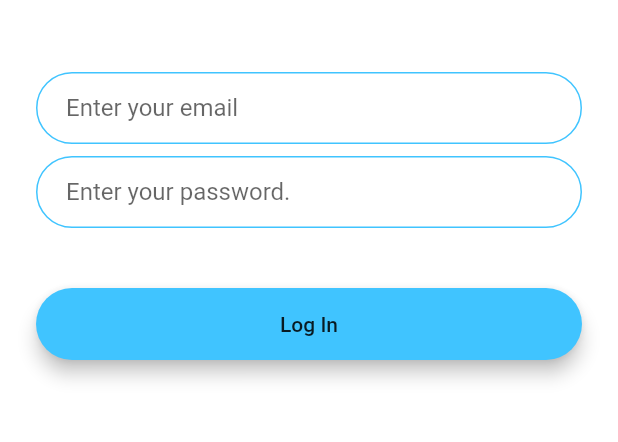
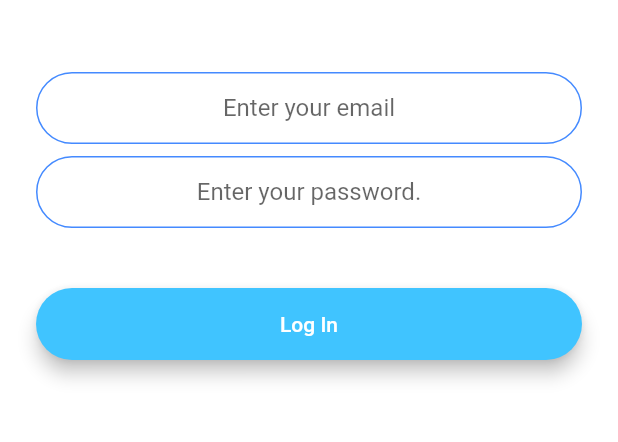
Before and after one commit to moidrees/flutter_demo_app, a Flutter app: the WelcomeScreen screen opened by its route, after a tap on "Log In", on a phone screen of 412 x 824 dp, the part 576-1018 px from its top. Run offline on Flutter 3.47's test engine with Material 2 defaults, Android fonts, the phone set to English and light mode, and no system bars; our stand-ins replace animated_text_kit, audioplayers, cloud_firestore, firebase_auth, firebase_core, flutter_spinkit and 4 more; accounts and stored records are empty; project files that could hold a hidden picture were left out.

Commit message:
++ flash chat implementation.

```diff
--- /dev/null
+++ b/lib/pages/flashChat/components/rounded_button.dart
@@ -0,0 +1,33 @@
+import 'package:flutter/material.dart';
+
+import '../../../utils/routes.dart';
+
+class RoundedButton extends StatelessWidget {
+
+  final String? title;
+  final Color? color;
+  final VoidCallback? onPress;
+
+  RoundedButton({required this.onPress, required this.title, required this.color});
+
+  @override
+  Widget build(BuildContext context) {
+    return Padding(
+      padding: const EdgeInsets.symmetric(vertical: 16.0),
+      child: Material(
+        color: color,
+        borderRadius: BorderRadius.circular(30.0),
+        elevation: 5.0,
+        child: MaterialButton(
+          onPressed: onPress,
+          minWidth: 200.0,
+          height: 42.0,
+          child: Text(
+            title!,
+            style: const TextStyle(color: Colors.white),
+          ),
+        ),
+      ),
+    );
+  }
+}
--- a/lib/pages/flashChat/screens/login_screen.dart
+++ b/lib/pages/flashChat/screens/login_screen.dart
@@ -1,6 +1,10 @@
+import 'package:first_demo_app/utils/constants.dart';
 import 'package:flutter/material.dart';
 
 import '../../../utils/routes.dart';
+import '../components/rounded_button.dart';
+import 'package:firebase_auth/firebase_auth.dart';
+import 'package:modal_progress_hud/modal_progress_hud.dart';
 
 class LoginScreen extends StatefulWidget {
   const LoginScreen({Key? key}) : super(key: key);
@@ -9,11 +13,18 @@ class LoginScreen extends StatefulWidget {
 }
 
 class _LoginScreenState extends State<LoginScreen> {
+  final _auth = FirebaseAuth.instance;
+  late String email;
+  late String password;
+  bool showSpinner = false;
+
   @override
   Widget build(BuildContext context) {
     return Scaffold(
       backgroundColor: Colors.white,
-      body: Padding(
+      body: ModalProgressHUD(
+        inAsyncCall: showSpinner,
+        child: Padding(
           padding: const EdgeInsets.symmetric(horizontal: 24.0),
           child: Column(
             mainAxisAlignment: MainAxisAlignment.center,
@@ -26,73 +37,58 @@ class _LoginScreenState extends State<LoginScreen> {
                   child: Image.asset('images/logo.png'),
                 ),
               ),
-            const SizedBox(height: 48.0,),
+              const SizedBox(
+                height: 48.0,
+              ),
               TextField(
+                textAlign: TextAlign.center,
+                keyboardType: TextInputType.emailAddress,
                 onChanged: (value) {
-                //Do something with the user input.
+                  email = value;
                 },
-              decoration: const InputDecoration(
+                decoration: kTextFieldDecoration.copyWith(
                   hintText: 'Enter your email',
-                contentPadding:
-                    EdgeInsets.symmetric(vertical: 10.0, horizontal: 20.0),
-                border: OutlineInputBorder(
-                  borderRadius: BorderRadius.all(Radius.circular(32.0)),
-                ),
-
-                enabledBorder: OutlineInputBorder(
-                  borderSide:
-                      BorderSide(color: Colors.lightBlueAccent, width: 1.0),
-                  borderRadius: BorderRadius.all(Radius.circular(32.0)),
-                ),
-                focusedBorder: OutlineInputBorder(
-                  borderSide:
-                      BorderSide(color: Colors.lightBlueAccent, width: 2.0),
-                  borderRadius: BorderRadius.all(Radius.circular(32.0)),
                 ),
               ),
+              const SizedBox(
+                height: 8.0,
               ),
-            const SizedBox(height: 8.0,),
               TextField(
+                obscureText: true,
+                textAlign: TextAlign.center,
                 onChanged: (value) {
-                //Do something with the user input.
+                  password = value;
                 },
-              decoration: const InputDecoration(
+                decoration: kTextFieldDecoration.copyWith(
                   hintText: 'Enter your password.',
-                contentPadding:
-                    EdgeInsets.symmetric(vertical: 10.0, horizontal: 20.0),
-                border: OutlineInputBorder(
-                  borderRadius: BorderRadius.all(Radius.circular(32.0)),
-                ),
-                enabledBorder: OutlineInputBorder(
-                  borderSide:
-                      BorderSide(color: Colors.lightBlueAccent, width: 1.0),
-                  borderRadius: BorderRadius.all(Radius.circular(32.0)),
-                ),
-                focusedBorder: OutlineInputBorder(
-                  borderSide:
-                      BorderSide(color: Colors.lightBlueAccent, width: 2.0),
-                  borderRadius: BorderRadius.all(Radius.circular(32.0)),
                 ),
               ),
+              const SizedBox(
+                height: 24.0,
               ),
-            const SizedBox(height: 24.0,),
-            Padding(
-              padding: const EdgeInsets.symmetric(vertical: 16.0),
-              child: Material(
+              RoundedButton(
+                onPress: () async {
+                  setState(() {
+                    showSpinner = true;
+                  });
+                  try {
+                    final user = await _auth.signInWithEmailAndPassword(
+                        email: email, password: password);
+                    if (user != null) {
+                      Navigator.pushNamed(context, AppRoutes.chatScreenRoute);
+                    }
+                    setState(() {
+                      showSpinner = false;
+                    });
+                  } catch(e) {
+                    print(e);
+                  }
+                },
+                title: 'Log In',
                 color: Colors.lightBlueAccent,
-                borderRadius: const BorderRadius.all(Radius.circular(30.0)),
-                elevation: 5.0,
-                child: MaterialButton(
-                  onPressed: () {
-                    Navigator.pushNamed(context, AppRoutes.chatScreenRoute);
-                  },
-                  minWidth: 200.0,
-                  height: 42.0,
-                  child: const Text('Log In',),
-                ),
-              ),
               ),
             ],
+          ),
         ),
       ),
     );
--- a/lib/pages/flashChat/screens/welcome_screen.dart
+++ b/lib/pages/flashChat/screens/welcome_screen.dart
@@ -1,13 +1,38 @@
 import 'package:flutter/material.dart';
+import 'package:animated_text_kit/animated_text_kit.dart';
 
 import '../../../utils/routes.dart';
+import '../components/rounded_button.dart';
 
 class WelcomeScreen extends StatefulWidget {
   @override
   _WelcomeScreenState createState() => _WelcomeScreenState();
 }
 
-class _WelcomeScreenState extends State<WelcomeScreen> {
+class _WelcomeScreenState extends State<WelcomeScreen>
+    with SingleTickerProviderStateMixin {
+  late AnimationController controller;
+  late Animation animation;
+
+  @override
+  void initState() {
+    super.initState();
+    controller = AnimationController(
+        duration: const Duration(seconds: 1), vsync: this, upperBound: 100);
+    controller.forward();
+    animation = CurvedAnimation(parent: controller, curve: Curves.decelerate);
+    controller.addListener(() {
+      setState(() {});
+      print(controller.value);
+    });
+  }
+
+  @override
+  void dispose() {
+    super.dispose();
+    controller.dispose();
+  }
+
   @override
   Widget build(BuildContext context) {
     return Scaffold(
@@ -27,47 +52,32 @@ class _WelcomeScreenState extends State<WelcomeScreen> {
                     height: 60.0,
                   ),
                 ),
-                const Text(
-                  'Flash Chat',
-                  style: TextStyle(
+                TypewriterAnimatedTextKit(
+                  text: ['Flash Chat'],
+                  speed: Duration(milliseconds: 100),
+                  textStyle: TextStyle(
                     fontSize: 45.0,
                     fontWeight: FontWeight.w900,
                   ),
                 ),
               ],
             ),
-            const SizedBox(height: 48.0,),
-            Padding(
-              padding: const EdgeInsets.symmetric(vertical: 16.0),
-              child: Material(
-                elevation: 5.0,
-                color: Colors.lightBlueAccent,
-                borderRadius: BorderRadius.circular(30.0),
-                child: MaterialButton(
-                  onPressed: () {
-                    Navigator.pushNamed(context, AppRoutes.loginScreenRoute);
-                  },
-                  minWidth: 200.0,
-                  height: 42.0,
-                  child: const Text('Log In',),
-                ),
-              ),
+            const SizedBox(
+              height: 48.0,
             ),
-            Padding(
-              padding: const EdgeInsets.symmetric(vertical: 16.0),
-              child: Material(
-                color: Colors.blueAccent,
-                borderRadius: BorderRadius.circular(30.0),
-                elevation: 5.0,
-                child: MaterialButton(
-                  onPressed: () {
-                    Navigator.pushNamed(context, AppRoutes.registrationScreenRoute);
-                  },
-                  minWidth: 200.0,
-                  height: 42.0,
-                  child: const Text('Register',),
-                ),
-              ),
+            RoundedButton(
+              onPress: () {
+                Navigator.pushNamed(context, AppRoutes.loginScreenRoute);
+              },
+              title: 'Log In',
+              color: Colors.lightBlueAccent,
+            ),
+            RoundedButton(
+              onPress: () {
+                Navigator.pushNamed(context, AppRoutes.registrationScreenRoute);
+              },
+              title: 'Register',
+              color: Colors.blueAccent,
             ),
           ],
         ),
--- a/lib/utils/constants.dart
+++ b/lib/utils/constants.dart
@@ -47,6 +47,23 @@ const kMessageContainerDecoration = BoxDecoration(
   ),
 );
 
+const kTextFieldDecoration = InputDecoration(
+  hintText: 'Enter a value',
+  contentPadding:
+  EdgeInsets.symmetric(vertical: 10.0, horizontal: 20.0),
+  border: OutlineInputBorder(
+    borderRadius: BorderRadius.all(Radius.circular(32.0)),
+  ),
+  enabledBorder: OutlineInputBorder(
+    borderSide: BorderSide(color: Colors.blueAccent, width: 1.0),
+    borderRadius: BorderRadius.all(Radius.circular(32.0)),
+  ),
+  focusedBorder: OutlineInputBorder(
+    borderSide: BorderSide(color: Colors.blueAccent, width: 2.0),
+    borderRadius: BorderRadius.all(Radius.circular(32.0)),
+  ),
+);
+
 
 class Constants {
   static const USER_NAME_REG_EXP = "^[A-Za-z]\$";
--- a/pubspec.yaml
+++ b/pubspec.yaml
@@ -14,6 +14,11 @@ dependencies:
   permission_handler: ^9.2.0
   http: ^0.13.4
   flutter_spinkit: ^5.1.0
+  animated_text_kit: ^4.2.1
+  firebase_core: ^1.13.1
+  firebase_auth: ^3.3.9
+  cloud_firestore: ^3.1.10
+  modal_progress_hud: ^0.1.3
 dev_dependencies:
   flutter_test:
     sdk: flutter
```
Also changed, not shown: lib/listing_page.dart (+8 -1 lines), lib/main.dart (+6 -3 lines), lib/pages/flashChat/screens/chat_screen.dart (+140 -3 lines), lib/pages/flashChat/screens/registration_screen.dart (+43 -35 lines), pubspec.lock, 3 other files. Lines whose indentation alone changed are shown as unchanged.
